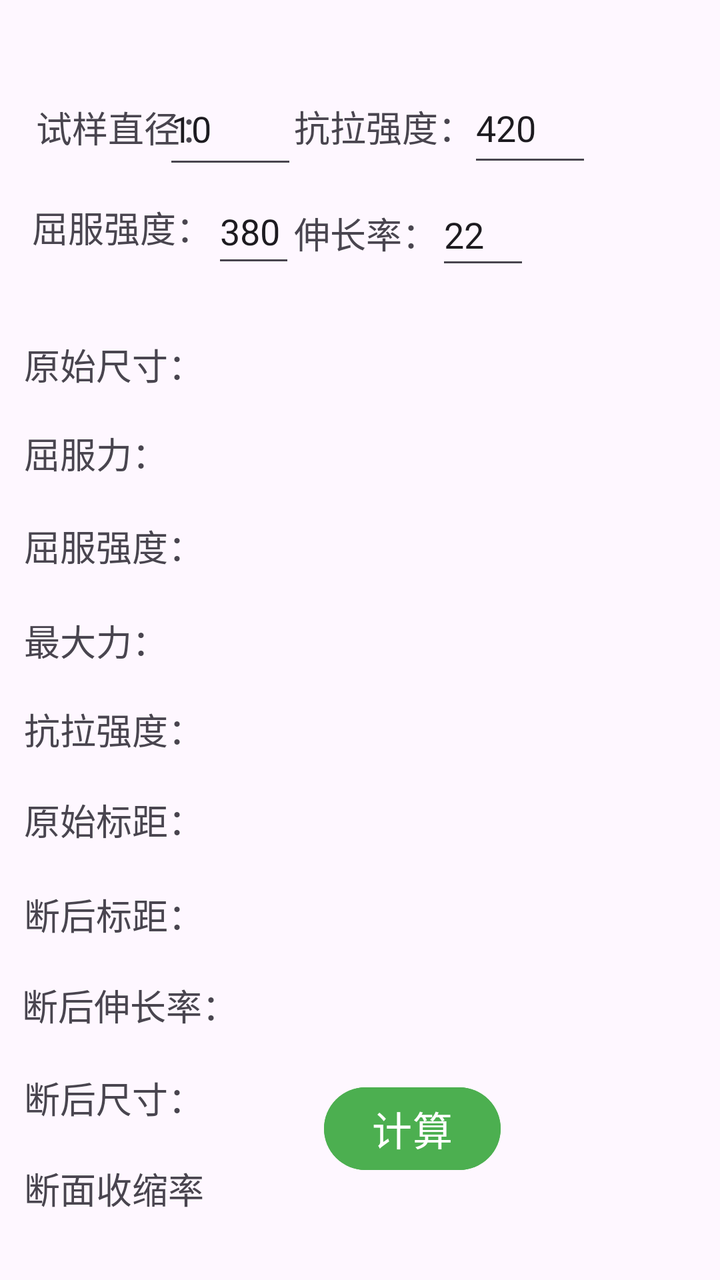
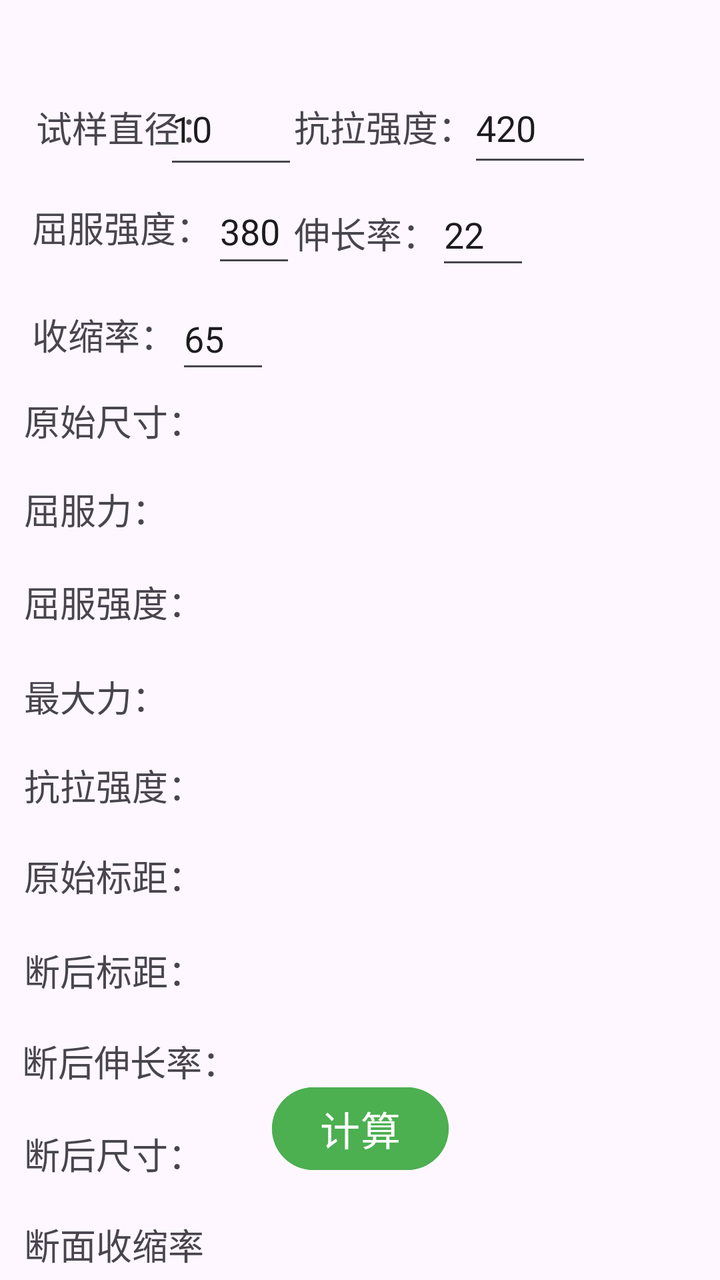

An Android layout rendered at two revisions. The XML below is the earlier revision; the diff shows what the commit changed to produce the second picture.
<!-- AndroidManifest.xml: application theme Theme.SZ_T -->
<!-- res/layout/activity_yb.xml -->
<?xml version="1.0" encoding="utf-8"?>
<androidx.constraintlayout.widget.ConstraintLayout xmlns:android="http://schemas.android.com/apk/res/android"
    xmlns:app="http://schemas.android.com/apk/res-auto"
    xmlns:tools="http://schemas.android.com/tools"
    android:layout_width="match_parent"
    android:layout_height="match_parent"
    tools:context=".Yb"
    tools:layout_editor_absoluteX="0dp"
    tools:layout_editor_absoluteY="-2dp">

    <EditText
        android:id="@+id/editTextText6"
        android:layout_width="47dp"
        android:layout_height="48dp"
        android:layout_marginEnd="95dp"
        android:ems="10"
        android:inputType="text"
        android:text="22"
        app:layout_constraintBaseline_toBaselineOf="@+id/textView7"
        app:layout_constraintEnd_toEndOf="parent"
        tools:ignore="TouchTargetSizeCheck,SpeakableTextPresentCheck" />

    <TextView
        android:id="@+id/textView5"
        android:layout_width="wrap_content"
        android:layout_height="wrap_content"
        android:layout_marginTop="50dp"
        android:layout_marginEnd="28dp"
        android:text="抗拉强度："
        android:textSize="18sp"
        app:layout_constraintEnd_toEndOf="@+id/editTextText6"
        app:layout_constraintTop_toTopOf="parent" />

    <TextView
        android:id="@+id/textView6"
        android:layout_width="wrap_content"
        android:layout_height="wrap_content"
        android:layout_marginStart="16dp"
        android:layout_marginBottom="12dp"
        android:text="屈服强度："
        android:textSize="18sp"
        app:layout_constraintBottom_toBottomOf="@+id/editTextText4"
        app:layout_constraintStart_toStartOf="parent" />

    <TextView
        android:id="@+id/textView7"
        android:layout_width="wrap_content"
        android:layout_height="wrap_content"
        android:layout_marginTop="15dp"
        android:layout_marginEnd="15dp"
        android:text="伸长率："
        android:textSize="18sp"
        app:layout_constraintEnd_toStartOf="@+id/editTextText5"
        app:layout_constraintTop_toBottomOf="@+id/editTextText5" />

    <TextView
        android:id="@+id/textView2"
        android:layout_width="wrap_content"
        android:layout_height="wrap_content"
        android:layout_marginStart="18dp"
        android:text="试样直径："
        android:textSize="18sp"
        app:layout_constraintBaseline_toBaselineOf="@+id/editTextText2"
        app:layout_constraintStart_toStartOf="parent" />

    <EditText
        android:id="@+id/editTextText2"
        android:layout_width="67dp"
        android:layout_height="0dp"
        android:layout_marginStart="95dp"
        android:layout_marginEnd="95dp"
        android:ems="10"
        android:inputType="text"
        android:text="10"
        app:layout_constraintBottom_toTopOf="@+id/editTextText4"
        app:layout_constraintEnd_toStartOf="@+id/editTextText6"
        app:layout_constraintStart_toStartOf="@+id/textView8"
        app:layout_constraintTop_toTopOf="@+id/editTextText5"
        tools:ignore="TouchTargetSizeCheck,SpeakableTextPresentCheck" />

    <EditText
        android:id="@+id/editTextText4"
        android:layout_width="0dp"
        android:layout_height="0dp"
        android:layout_marginTop="1dp"
        android:layout_marginEnd="1dp"
        android:layout_marginBottom="1dp"
        android:ems="10"
        android:inputType="text"
        android:text="380"
        app:layout_constraintBottom_toBottomOf="@+id/editTextText6"
        app:layout_constraintEnd_toEndOf="@+id/editTextText2"
        app:layout_constraintStart_toEndOf="@+id/textView6"
        app:layout_constraintTop_toBottomOf="@+id/editTextText5"
        tools:ignore="TouchTargetSizeCheck,SpeakableTextPresentCheck" />

    <EditText
        android:id="@+id/editTextText5"
        android:layout_width="62dp"
        android:layout_height="52dp"
        android:ems="10"
        android:inputType="text"
        android:text="420"
        app:layout_constraintBaseline_toBaselineOf="@+id/textView5"
        app:layout_constraintEnd_toEndOf="@+id/editTextText6"
        app:layout_constraintStart_toEndOf="@+id/editTextText6"
        tools:ignore="TouchTargetSizeCheck,SpeakableTextPresentCheck" />

    <TextView
        android:id="@+id/textView8"
        android:layout_width="wrap_content"
        android:layout_height="wrap_content"
        android:layout_marginStart="12dp"
        android:text="原始尺寸："
        android:textSize="18sp"
        app:layout_constraintBaseline_toBaselineOf="@+id/textyscc"
        app:layout_constraintStart_toStartOf="parent" />

    <TextView
        android:id="@+id/textzdl"
        android:layout_width="wrap_content"
        android:layout_height="wrap_content"
        android:layout_marginTop="18dp"
        android:textSize="18sp"
        app:layout_constraintStart_toStartOf="@+id/textqfqd"
        app:layout_constraintTop_toBottomOf="@+id/textqfqd" />

    <TextView
        android:id="@+id/textyscc"
        android:layout_width="wrap_content"
        android:layout_height="wrap_content"
        android:layout_marginStart="20dp"
        android:layout_marginTop="32dp"
        android:textSize="18sp"
        app:layout_constraintStart_toEndOf="@+id/textView8"
        app:layout_constraintTop_toBottomOf="@+id/editTextText4" />

    <TextView
        android:id="@+id/textscl"
        android:layout_width="wrap_content"
        android:layout_height="wrap_content"
        android:layout_marginTop="21dp"
        android:textSize="18sp"
        app:layout_constraintStart_toStartOf="@+id/textdhbj"
        app:layout_constraintTop_toBottomOf="@+id/textdhbj" />

    <TextView
        android:id="@+id/textdhbj"
        android:layout_width="wrap_content"
        android:layout_height="wrap_content"
        android:layout_marginTop="23dp"
        android:textSize="18sp"
        app:layout_constraintStart_toStartOf="@+id/textysbj"
        app:layout_constraintTop_toBottomOf="@+id/textysbj" />

    <TextView
        android:id="@+id/textysbj"
        android:layout_width="wrap_content"
        android:layout_height="wrap_content"
        android:layout_marginTop="21dp"
        android:textSize="18sp"
        app:layout_constraintStart_toStartOf="@+id/textklqd"
        app:layout_constraintTop_toBottomOf="@+id/textklqd" />

    <TextView
        android:id="@+id/textqfl"
        android:layout_width="wrap_content"
        android:layout_height="wrap_content"
        android:layout_marginTop="22dp"
        android:textSize="18sp"
        app:layout_constraintStart_toStartOf="@+id/textyscc"
        app:layout_constraintTop_toBottomOf="@+id/textyscc" />

    <TextView
        android:id="@+id/textqfqd"
        android:layout_width="wrap_content"
        android:layout_height="wrap_content"
        android:layout_marginTop="20dp"
        android:textSize="18sp"
        app:layout_constraintStart_toStartOf="@+id/textqfl"
        app:layout_constraintTop_toBottomOf="@+id/textqfl" />

    <TextView
        android:id="@+id/textdhcc"
        android:layout_width="wrap_content"
        android:layout_height="wrap_content"
        android:layout_marginTop="22dp"
        android:textSize="18sp"
        app:layout_constraintStart_toStartOf="@+id/textscl"
        app:layout_constraintTop_toBottomOf="@+id/textscl" />

    <TextView
        android:id="@+id/textssl"
        android:layout_width="wrap_content"
        android:layout_height="wrap_content"
        android:layout_marginTop="21dp"
        android:textSize="18sp"
        app:layout_constraintStart_toStartOf="@+id/textdhcc"
        app:layout_constraintTop_toBottomOf="@+id/textdhcc" />

    <TextView
        android:id="@+id/textView16"
        android:layout_width="wrap_content"
        android:layout_height="wrap_content"
        android:layout_marginStart="12dp"
        android:text="原始标距："
        android:textSize="18sp"
        app:layout_constraintBaseline_toBaselineOf="@+id/textysbj"
        app:layout_constraintStart_toStartOf="parent" />

    <TextView
        android:id="@+id/textView17"
        android:layout_width="wrap_content"
        android:layout_height="wrap_content"
        android:layout_marginStart="12dp"
        android:text="断后标距："
        android:textSize="18sp"
        app:layout_constraintBaseline_toBaselineOf="@+id/textdhbj"
        app:layout_constraintStart_toStartOf="parent" />

    <TextView
        android:id="@+id/textView18"
        android:layout_width="wrap_content"
        android:layout_height="wrap_content"
        android:layout_marginStart="11dp"
        android:text="断后伸长率："
        android:textSize="18sp"
        app:layout_constraintBaseline_toBaselineOf="@+id/textscl"
        app:layout_constraintStart_toStartOf="parent" />

    <TextView
        android:id="@+id/textView19"
        android:layout_width="wrap_content"
        android:layout_height="wrap_content"
        android:layout_marginStart="12dp"
        android:text="断后尺寸："
        android:textSize="18sp"
        app:layout_constraintBaseline_toBaselineOf="@+id/textdhcc"
        app:layout_constraintStart_toStartOf="parent" />

    <TextView
        android:id="@+id/textView20"
        android:layout_width="wrap_content"
        android:layout_height="wrap_content"
        android:layout_marginStart="12dp"
        android:text="断面收缩率"
        android:textSize="18sp"
        app:layout_constraintBaseline_toBaselineOf="@+id/textssl"
        app:layout_constraintStart_toStartOf="parent" />

    <TextView
        android:id="@+id/textklqd"
        android:layout_width="wrap_content"
        android:layout_height="wrap_content"
        android:layout_marginTop="25dp"
        android:textSize="18sp"
        app:layout_constraintStart_toStartOf="@+id/textzdl"
        app:layout_constraintTop_toBottomOf="@+id/textzdl" />

    <TextView
        android:id="@+id/textView12"
        android:layout_width="wrap_content"
        android:layout_height="wrap_content"
        android:layout_marginStart="12dp"
        android:layout_marginTop="18dp"
        android:text="屈服力："
        android:textSize="18sp"
        app:layout_constraintStart_toStartOf="parent"
        app:layout_constraintTop_toBottomOf="@+id/textView8" />

    <TextView
        android:id="@+id/textView13"
        android:layout_width="wrap_content"
        android:layout_height="wrap_content"
        android:layout_marginStart="12dp"
        android:text="屈服强度："
        android:textSize="18sp"
        app:layout_constraintBaseline_toBaselineOf="@+id/textqfqd"
        app:layout_constraintStart_toStartOf="parent" />

    <TextView
        android:id="@+id/textView14"
        android:layout_width="wrap_content"
        android:layout_height="wrap_content"
        android:layout_marginStart="12dp"
        android:layout_marginBottom="18dp"
        android:text="最大力："
        android:textSize="18sp"
        app:layout_constraintBottom_toTopOf="@+id/textView15"
        app:layout_constraintStart_toStartOf="parent" />

    <TextView
        android:id="@+id/textView15"
        android:layout_width="wrap_content"
        android:layout_height="wrap_content"
        android:layout_marginStart="12dp"
        android:text="抗拉强度："
        android:textSize="18sp"
        app:layout_constraintBaseline_toBaselineOf="@+id/textklqd"
        app:layout_constraintStart_toStartOf="parent" />

    <Button
        android:id="@+id/button2"
        android:layout_width="wrap_content"
        android:layout_height="wrap_content"
        android:layout_marginStart="40dp"
        android:layout_marginBottom="51dp"
        android:backgroundTint="#4CAF50"
        android:text="计算"
        android:textSize="20sp"
        app:layout_constraintBottom_toBottomOf="parent"
        app:layout_constraintStart_toStartOf="@+id/textssl" />

</androidx.constraintlayout.widget.ConstraintLayout>
<!-- resources referenced by this layout -->
<resources>
  <style name="Theme.SZ_T" parent="Base.Theme.SZ_T" />
  <style name="Base.Theme.SZ_T" parent="Theme.Material3.DayNight.NoActionBar">
          
          
          <item name="colorPrimaryDark">@color/colorPrimaryDark</item>
      </style>
  <color name="colorPrimaryDark">#1781FF</color>
</resources>

<!-- the commit's change to res/layout/activity_yb.xml (unified diff, before → after) -->
@@ -20,6 +20,21 @@
         app:layout_constraintEnd_toEndOf="parent"
         tools:ignore="TouchTargetSizeCheck,SpeakableTextPresentCheck" />
 
+    <EditText
+        android:id="@+id/editTextText9"
+        android:layout_width="47dp"
+        android:layout_height="48dp"
+        android:layout_marginTop="4dp"
+        android:layout_marginEnd="92dp"
+        android:ems="10"
+        android:inputType="text"
+        android:text="65"
+        app:layout_constraintEnd_toEndOf="parent"
+        app:layout_constraintHorizontal_bias="0.0"
+        app:layout_constraintStart_toEndOf="@+id/textView99"
+        app:layout_constraintTop_toBottomOf="@+id/editTextText6"
+        tools:ignore="TouchTargetSizeCheck,SpeakableTextPresentCheck" />
+
     <TextView
         android:id="@+id/textView5"
         android:layout_width="wrap_content"
@@ -39,7 +54,7 @@
         android:layout_marginBottom="12dp"
         android:text="屈服强度："
         android:textSize="18sp"
-        app:layout_constraintBottom_toBottomOf="@+id/editTextText4"
+        app:layout_constraintBottom_toBottomOf="@+id/editTextText5"
         app:layout_constraintStart_toStartOf="parent" />
 
     <TextView
@@ -50,8 +65,19 @@
         android:layout_marginEnd="15dp"
         android:text="伸长率："
         android:textSize="18sp"
-        app:layout_constraintEnd_toStartOf="@+id/editTextText5"
-        app:layout_constraintTop_toBottomOf="@+id/editTextText5" />
+        app:layout_constraintEnd_toStartOf="@+id/editTextText4"
+        app:layout_constraintTop_toBottomOf="@+id/editTextText4" />
+
+    <TextView
+        android:id="@+id/textView99"
+        android:layout_width="wrap_content"
+        android:layout_height="wrap_content"
+        android:text="收缩率："
+        android:textSize="18sp"
+        app:layout_constraintBottom_toTopOf="@+id/textView8"
+        app:layout_constraintStart_toStartOf="@+id/textView6"
+        app:layout_constraintTop_toBottomOf="@+id/textView6"
+        app:layout_constraintVertical_bias="0.622" />
 
     <TextView
         android:id="@+id/textView2"
@@ -67,19 +93,18 @@
         android:id="@+id/editTextText2"
         android:layout_width="67dp"
         android:layout_height="0dp"
-        android:layout_marginStart="95dp"
         android:layout_marginEnd="95dp"
         android:ems="10"
         android:inputType="text"
         android:text="10"
-        app:layout_constraintBottom_toTopOf="@+id/editTextText4"
+        app:layout_constraintBottom_toTopOf="@+id/editTextText5"
         app:layout_constraintEnd_toStartOf="@+id/editTextText6"
-        app:layout_constraintStart_toStartOf="@+id/textView8"
-        app:layout_constraintTop_toTopOf="@+id/editTextText5"
-        tools:ignore="TouchTargetSizeCheck,SpeakableTextPresentCheck" />
-
-    <EditText
-        android:id="@+id/editTextText4"
+        app:layout_constraintStart_toEndOf="@+id/textView2"
+        app:layout_constraintTop_toTopOf="@+id/editTextText4"
+        tools:ignore="TouchTargetSizeCheck,SpeakableTextPresentCheck" />
+
+    <EditText
+        android:id="@+id/editTextText5"
         android:layout_width="0dp"
         android:layout_height="0dp"
         android:layout_marginTop="1dp"
@@ -91,11 +116,11 @@
         app:layout_constraintBottom_toBottomOf="@+id/editTextText6"
         app:layout_constraintEnd_toEndOf="@+id/editTextText2"
         app:layout_constraintStart_toEndOf="@+id/textView6"
-        app:layout_constraintTop_toBottomOf="@+id/editTextText5"
-        tools:ignore="TouchTargetSizeCheck,SpeakableTextPresentCheck" />
-
-    <EditText
-        android:id="@+id/editTextText5"
+        app:layout_constraintTop_toBottomOf="@+id/editTextText4"
+        tools:ignore="TouchTargetSizeCheck,SpeakableTextPresentCheck" />
+
+    <EditText
+        android:id="@+id/editTextText4"
         android:layout_width="62dp"
         android:layout_height="52dp"
         android:ems="10"
@@ -130,10 +155,10 @@
         android:layout_width="wrap_content"
         android:layout_height="wrap_content"
         android:layout_marginStart="20dp"
-        android:layout_marginTop="32dp"
+        android:layout_marginTop="60dp"
         android:textSize="18sp"
         app:layout_constraintStart_toEndOf="@+id/textView8"
-        app:layout_constraintTop_toBottomOf="@+id/editTextText4" />
+        app:layout_constraintTop_toBottomOf="@+id/editTextText5" />
 
     <TextView
         android:id="@+id/textscl"
@@ -303,12 +328,12 @@
         android:id="@+id/button2"
         android:layout_width="wrap_content"
         android:layout_height="wrap_content"
-        android:layout_marginStart="40dp"
         android:layout_marginBottom="51dp"
         android:backgroundTint="#4CAF50"
         android:text="计算"
         android:textSize="20sp"
         app:layout_constraintBottom_toBottomOf="parent"
-        app:layout_constraintStart_toStartOf="@+id/textssl" />
+        app:layout_constraintEnd_toEndOf="parent"
+        app:layout_constraintStart_toStartOf="parent" />
 
 </androidx.constraintlayout.widget.ConstraintLayout>
